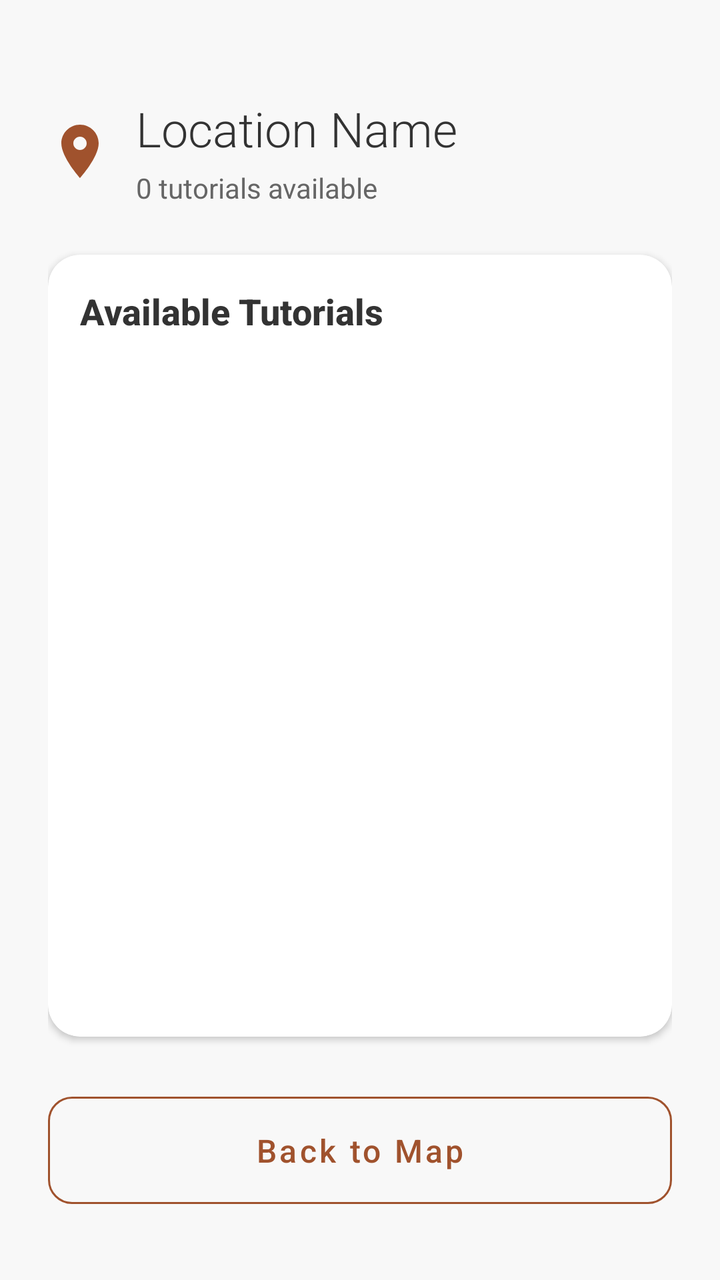
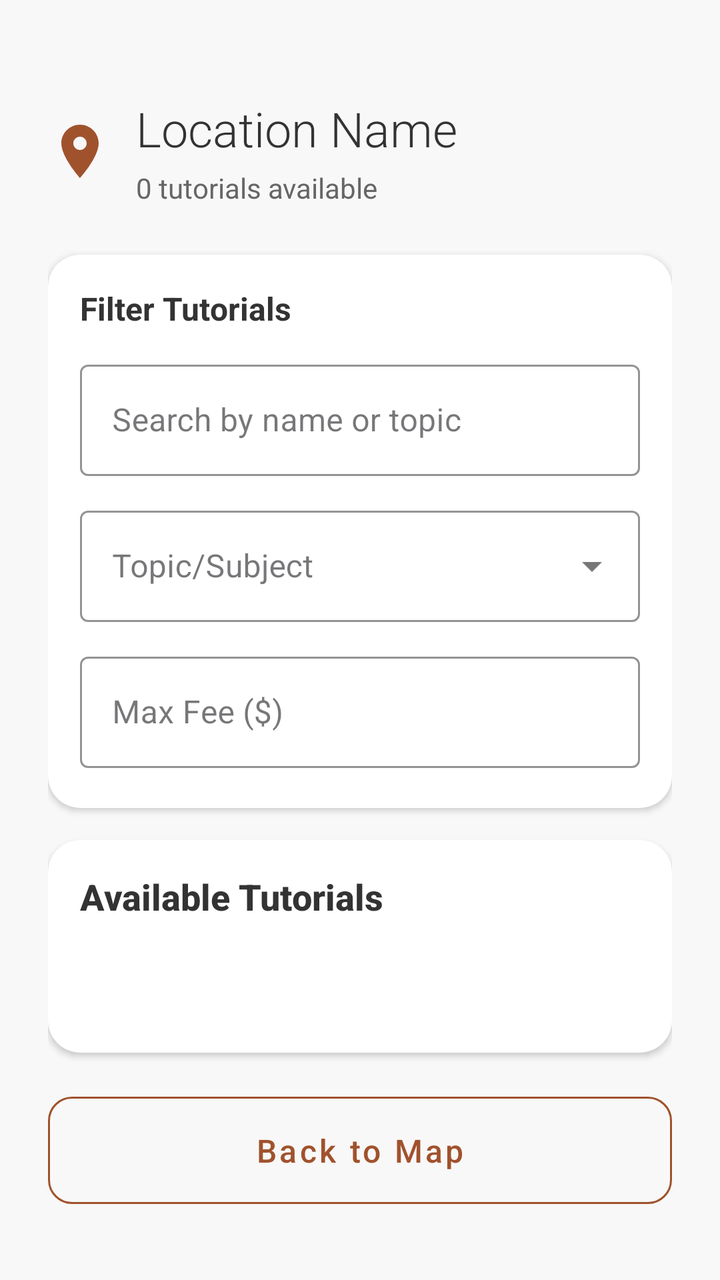

Before-and-after screenshots of an Android layout around one commit, followed by the original layout XML and the change that was made.
<!-- AndroidManifest.xml: application theme Theme.Csci3130Group1 -->
<!-- res/layout/activity_location_tutorials.xml -->
<?xml version="1.0" encoding="utf-8"?>
<LinearLayout xmlns:android="http://schemas.android.com/apk/res/android"
    xmlns:app="http://schemas.android.com/apk/res-auto"
    android:layout_width="match_parent"
    android:layout_height="match_parent"
    android:orientation="vertical"
    android:background="#F8F8F8"
    android:paddingHorizontal="24dp"
    android:paddingTop="48dp"
    android:paddingBottom="32dp">

    
    <LinearLayout
        android:layout_width="match_parent"
        android:layout_height="wrap_content"
        android:orientation="horizontal"
        android:gravity="center_vertical"
        android:layout_marginBottom="24dp">

        <ImageView
            android:layout_width="32dp"
            android:layout_height="32dp"
            android:src="@drawable/ic_map"
            app:tint="#A0522D"
            android:contentDescription="Location Icon" />

        <LinearLayout
            android:layout_width="0dp"
            android:layout_height="wrap_content"
            android:layout_weight="1"
            android:orientation="vertical"
            android:layout_marginStart="12dp">

            <TextView
                android:id="@+id/location_name"
                android:layout_width="wrap_content"
                android:layout_height="wrap_content"
                android:text="Location Name"
                android:textSize="24sp"
                android:fontFamily="sans-serif-light"
                android:textColor="#333333" />

            <TextView
                android:id="@+id/tutorial_count"
                android:layout_width="wrap_content"
                android:layout_height="wrap_content"
                android:text="0 tutorials available"
                android:textSize="14sp"
                android:textColor="#666666"
                android:layout_marginTop="4dp" />

        </LinearLayout>
    </LinearLayout>

    
    <androidx.cardview.widget.CardView
        android:layout_width="match_parent"
        android:layout_height="0dp"
        android:layout_weight="1"
        android:layout_marginBottom="24dp"
        app:cardCornerRadius="16dp"
        app:cardElevation="2dp"
        app:cardBackgroundColor="#FFFFFF">

        <LinearLayout
            android:layout_width="match_parent"
            android:layout_height="match_parent"
            android:orientation="vertical"
            android:padding="16dp">

            
            <TextView
                android:layout_width="match_parent"
                android:layout_height="wrap_content"
                android:text="Available Tutorials"
                android:textSize="18sp"
                android:textColor="#333333"
                android:textStyle="bold"
                android:layout_marginBottom="16dp"
                android:fontFamily="sans-serif-medium"/>

            
            <ListView
                android:id="@+id/tutorials_list"
                android:layout_width="match_parent"
                android:layout_height="0dp"
                android:layout_weight="1"
                android:divider="@android:color/transparent"
                android:dividerHeight="0dp"
                android:scrollbars="vertical"
                android:fadeScrollbars="false"
                android:clipToPadding="false"
                android:paddingTop="4dp"
                android:paddingBottom="4dp" />

            
            <TextView
                android:id="@+id/empty_state_text"
                android:layout_width="match_parent"
                android:layout_height="wrap_content"
                android:text="No tutorials available at this location"
                android:textSize="16sp"
                android:textColor="#666666"
                android:gravity="center"
                android:layout_marginTop="32dp"
                android:visibility="gone"
                android:fontFamily="sans-serif" />

        </LinearLayout>
    </androidx.cardview.widget.CardView>

    
    <Button
        android:id="@+id/back_button"
        style="@style/Widget.MaterialComponents.Button.OutlinedButton"
        android:layout_width="match_parent"
        android:layout_height="wrap_content"
        android:text="Back to Map"
        android:textColor="#A0522D"
        android:padding="16dp"
        android:textSize="16sp"
        app:cornerRadius="12dp"
        app:strokeColor="#A0522D"
        android:textAllCaps="false"
        android:fontFamily="sans-serif-medium"/>

</LinearLayout>
<!-- resources referenced by this layout -->
<resources>
  <!-- drawable ic_map (drawable) -->
  <vector xmlns:android="http://schemas.android.com/apk/res/android" android:height="24dp" android:tint="#000000" android:viewportHeight="24" android:viewportWidth="24" android:width="24dp">
  
      <path android:fillColor="@android:color/white" android:pathData="M12,2C8.13,2 5,5.13 5,9c0,5.25 7,13 7,13s7,-7.75 7,-13c0,-3.87 -3.13,-7 -7,-7zM12,11.5c-1.38,0 -2.5,-1.12 -2.5,-2.5s1.12,-2.5 2.5,-2.5 2.5,1.12 2.5,2.5 -1.12,2.5 -2.5,2.5z"/>
  
  </vector>
  <style name="Theme.Csci3130Group1" parent="Base.Theme.Csci3130Group1" />
  <style name="Base.Theme.Csci3130Group1" parent="Theme.Material3.DayNight.NoActionBar">
          
          
      </style>
</resources>

<!-- the commit's change to res/layout/activity_location_tutorials.xml (unified diff, before → after) -->
@@ -54,10 +54,91 @@
 
     
     <androidx.cardview.widget.CardView
+        android:id="@+id/filtersCard"
+        android:layout_width="match_parent"
+        android:layout_height="wrap_content"
+        android:layout_marginBottom="16dp"
+        app:cardCornerRadius="16dp"
+        app:cardElevation="2dp"
+        app:cardBackgroundColor="#FFFFFF">
+
+        <LinearLayout
+            android:layout_width="match_parent"
+            android:layout_height="wrap_content"
+            android:orientation="vertical"
+            android:padding="16dp">
+
+            <TextView
+                android:layout_width="wrap_content"
+                android:layout_height="wrap_content"
+                android:text="Filter Tutorials"
+                android:textSize="16sp"
+                android:textStyle="bold"
+                android:textColor="#333333"
+                android:layout_marginBottom="12dp" />
+
+            
+            <com.google.android.material.textfield.TextInputLayout
+                android:id="@+id/searchInputLayout"
+                android:layout_width="match_parent"
+                android:layout_height="wrap_content"
+                android:layout_marginBottom="12dp"
+                android:hint="Search by name or topic"
+                app:boxStrokeColor="#A0522D"
+                app:hintTextColor="#A0522D"
+                style="@style/Widget.MaterialComponents.TextInputLayout.OutlinedBox">
+
+                <com.google.android.material.textfield.TextInputEditText
+                    android:id="@+id/searchInput"
+                    android:layout_width="match_parent"
+                    android:layout_height="wrap_content"
+                    android:inputType="text" />
+            </com.google.android.material.textfield.TextInputLayout>
+
+            
+            <com.google.android.material.textfield.TextInputLayout
+                android:id="@+id/topicInputLayout"
+                android:layout_width="match_parent"
+                android:layout_height="wrap_content"
+                android:layout_marginBottom="12dp"
+                android:hint="Topic/Subject"
+                app:boxStrokeColor="#A0522D"
+                app:hintTextColor="#A0522D"
+                style="@style/Widget.MaterialComponents.TextInputLayout.OutlinedBox.ExposedDropdownMenu">
+
+                <AutoCompleteTextView
+                    android:id="@+id/topicFilter"
+                    android:layout_width="match_parent"
+                    android:layout_height="wrap_content"
+                    android:inputType="none" />
+            </com.google.android.material.textfield.TextInputLayout>
+
+            
+            <com.google.android.material.textfield.TextInputLayout
+                android:id="@+id/feeInputLayout"
+                android:layout_width="match_parent"
+                android:layout_height="wrap_content"
+                android:layout_marginBottom="4dp"
+                android:hint="Max Fee ($)"
+                app:boxStrokeColor="#A0522D"
+                app:hintTextColor="#A0522D"
+                style="@style/Widget.MaterialComponents.TextInputLayout.OutlinedBox">
+
+                <com.google.android.material.textfield.TextInputEditText
+                    android:id="@+id/feeFilter"
+                    android:layout_width="match_parent"
+                    android:layout_height="wrap_content"
+                    android:inputType="numberDecimal" />
+            </com.google.android.material.textfield.TextInputLayout>
+        </LinearLayout>
+    </androidx.cardview.widget.CardView>
+
+    
+    <androidx.cardview.widget.CardView
         android:layout_width="match_parent"
         android:layout_height="0dp"
         android:layout_weight="1"
-        android:layout_marginBottom="24dp"
+        android:layout_marginBottom="16dp"
         app:cardCornerRadius="16dp"
         app:cardElevation="2dp"
         app:cardBackgroundColor="#FFFFFF">
@@ -80,18 +161,12 @@
                 android:fontFamily="sans-serif-medium"/>
 
             
-            <ListView
-                android:id="@+id/tutorials_list"
+            <androidx.recyclerview.widget.RecyclerView
+                android:id="@+id/resultsRecyclerView"
                 android:layout_width="match_parent"
                 android:layout_height="0dp"
                 android:layout_weight="1"
-                android:divider="@android:color/transparent"
-                android:dividerHeight="0dp"
-                android:scrollbars="vertical"
-                android:fadeScrollbars="false"
-                android:clipToPadding="false"
-                android:paddingTop="4dp"
-                android:paddingBottom="4dp" />
+                android:nestedScrollingEnabled="true"/>
 
             
             <TextView
